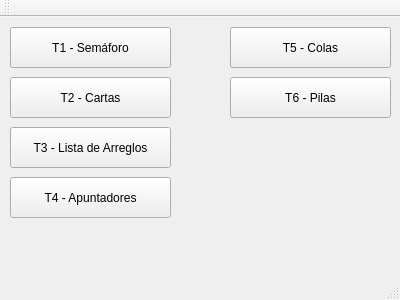
Above: mainwindow.ui from Raimmaster/Tareas-Estructura before the change. Below: the same form after it.
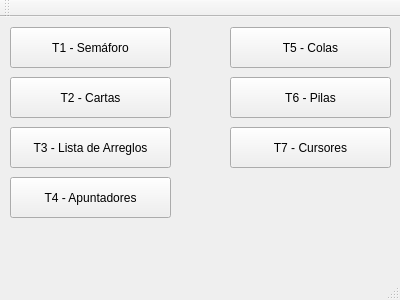
That is the form after the change.

```diff
--- a/mainwindow.ui
+++ b/mainwindow.ui
@@ -92,6 +92,19 @@
      <string>T5 - Colas</string>
     </property>
    </widget>
+   <widget class="QPushButton" name="bT7">
+    <property name="geometry">
+     <rect>
+      <x>230</x>
+      <y>110</y>
+      <width>161</width>
+      <height>41</height>
+     </rect>
+    </property>
+    <property name="text">
+     <string>T7 - Cursores</string>
+    </property>
+   </widget>
   </widget>
   <widget class="QMenuBar" name="menuBar">
    <property name="geometry">
```
